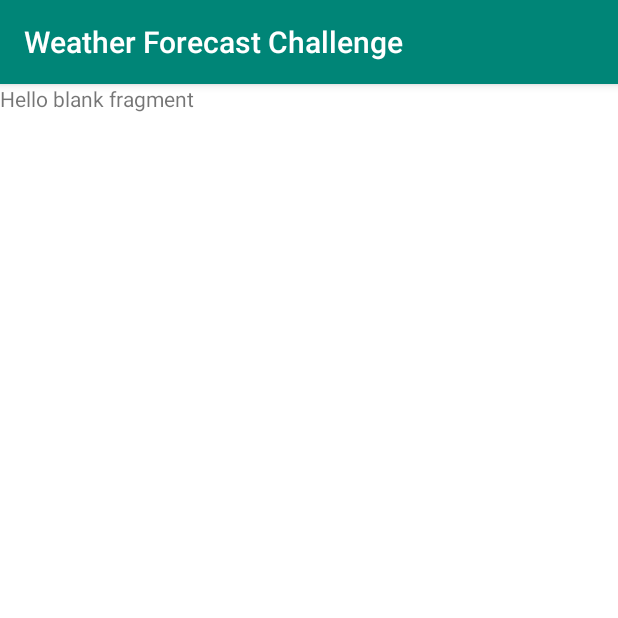
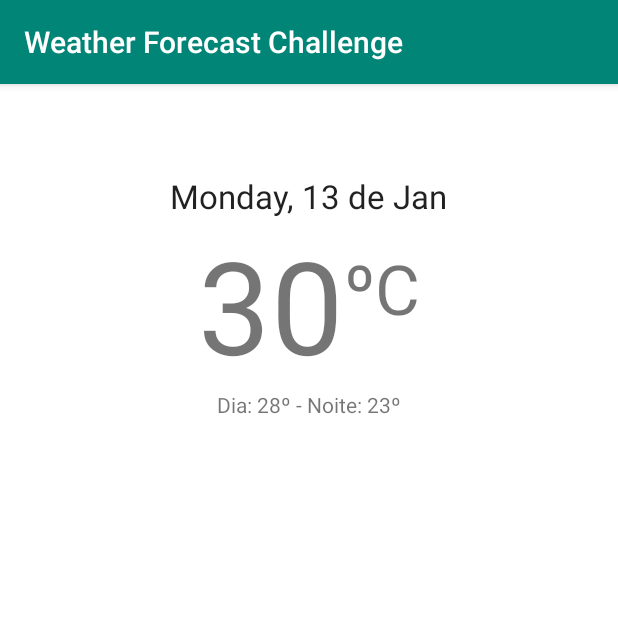
Before and after one commit to claudiooliveira/weatherforecastchallenge, an Android app: the screen it shows after launch (MainActivity), on a phone screen of 412 x 824 dp, the top half of it. Run offline under Robolectric (Android 15) with nearby library versions, the phone set to English and light mode, and no system bars; our stand-ins replace RxJava; network calls fail; 4 statements that could not run were skipped.

Commit message:
wip(forecast): I added HomeView and now we can view the data returned from the API

```diff
--- a/app/src/main/java/com/example/weatherforecastchallenge/api/InterfaceAPI.kt
+++ b/app/src/main/java/com/example/weatherforecastchallenge/api/InterfaceAPI.kt
@@ -13,7 +13,8 @@ interface InterfaceAPI {
         @Path("lat") lat : Double,
         @Path("lng") lng : Double,
         @Query("lang") lang : String,
-        @Query("exclude") exclude : String
+        @Query("exclude") exclude : String,
+        @Query("units") units : String = "si"
     ) : Single<WeatherModel>
 
 }
--- a/app/src/main/java/com/example/weatherforecastchallenge/home/HomeConfigurator.kt
+++ b/app/src/main/java/com/example/weatherforecastchallenge/home/HomeConfigurator.kt
@@ -1,5 +1,6 @@
 package com.example.weatherforecastchallenge.home
 
+import android.view.View
 import java.lang.ref.WeakReference
 
 
--- a/app/src/main/java/com/example/weatherforecastchallenge/home/HomeFragment.kt
+++ b/app/src/main/java/com/example/weatherforecastchallenge/home/HomeFragment.kt
@@ -1,20 +1,24 @@
 package com.example.weatherforecastchallenge.home
 
 
+import android.content.Context
 import android.os.Bundle
 import android.support.v4.app.Fragment
+import android.support.v7.widget.LinearLayoutManager
+import android.support.v7.widget.RecyclerView
 import android.util.Log
 import android.view.LayoutInflater
 import android.view.View
 import android.view.ViewGroup
+import android.widget.LinearLayout
+import android.widget.TextView
 
 import com.example.weatherforecastchallenge.R
+import com.example.weatherforecastchallenge.utils.DateUtils
+import com.example.weatherforecastchallenge.weather.WeatherDataModel
 import com.example.weatherforecastchallenge.weather.WeatherModel
-
-// TODO: Rename parameter arguments, choose names that match
-// the fragment initialization parameters, e.g. ARG_ITEM_NUMBER
-private const val ARG_PARAM1 = "param1"
-private const val ARG_PARAM2 = "param2"
+import kotlinx.android.synthetic.main.forecast_day_item.view.*
+import java.util.*
 
 /**
  * Created by Claudio Oliveira 10/01/2020
@@ -25,32 +29,106 @@ interface HomeFragmentInput {
     fun displayWeatherData(weatherData : WeatherModel)
 }
 
-class HomeFragment : Fragment(), HomeFragmentInput {
+class HomeFragment : Fragment(), HomeFragmentInput, HomeView {
 
     lateinit var output: HomeInteractorInput
+    lateinit var weatherData : WeatherModel
+    lateinit var txtDegrees : TextView
+    lateinit var txtTitle : TextView
+    lateinit var rvNextDays : RecyclerView
 
     override fun onCreateView(
         inflater: LayoutInflater, container: ViewGroup?,
         savedInstanceState: Bundle?
     ): View? {
-        // Inflate the layout for this fragment
         val view = inflater.inflate(R.layout.fragment_home, container, false)
 
+        //Configure fragment to connect with interactor
         HomeConfigurator.configureFragment(this)
+
+        //Bind views...
+        bindViews(view)
+
+        //Fetch weather data
         fetchData()
 
         return view
     }
 
+    fun bindViews(view : View) {
+        txtDegrees = view.findViewById(R.id.txtDegrees)
+        txtTitle = view.findViewById(R.id.txtTitle)
+        rvNextDays = view.findViewById(R.id.rvNextDays)
+    }
+
     fun fetchData() {
-        // create Request and set the needed input
-        val request = WeatherForecastRequest(-24.0368638,-46.5370516)
-        // Call the output to fetch the data
+        val request = WeatherForecastRequest(-24.0368638, -46.5370516)
         output.fetchWeatherData(context!!, request)
     }
 
     override fun displayWeatherData(weatherData : WeatherModel) {
-        Log.v("testando!!!!", weatherData.daily!!.summary)
+        this.weatherData = weatherData
+
+        //Display current date
+        displayCurrentDate()
+
+        //Display current temperature
+        displayDegrees()
+
+        //Display forecast for next days
+        displayForecastNextDays()
+
     }
 
+    override fun displayCurrentDate() {
+        var weekday = DateUtils.getDateFromFormat(Date(), "EEEE").capitalize()
+        var currentDate = DateUtils.getCurrentDateFromFormat("DD '${resources.getString(R.string.of)}' MMM")
+        txtTitle.text = "${weekday}, ${currentDate}"
+    }
+
+    override fun displayDegrees() {
+        txtDegrees.text = Math.round(weatherData.currently!!.temperature).toString()
+    }
+
+    override fun displayForecastNextDays() {
+        rvNextDays.setHasFixedSize(true)
+        var forecastNextDays = weatherData.daily!!.data
+        rvNextDays.adapter = ForecastNextDaysAdapter(forecastNextDays.drop(1), context!!) //Since the challenge requires displaying the forecast next 7 days, I used list.drop (1) to remove the first item, because the API returns the current day in this array as well.
+        rvNextDays.layoutManager = LinearLayoutManager(context!!, LinearLayout.VERTICAL, false)
+    }
+
+    /*
+    * The adapter required to display the forecast for the coming days.
+    * I decided to create it in here because we will not use it in another situation.
+    **/
+
+    class ForecastNextDaysAdapter(val nextDaysData : List<WeatherDataModel>, val context : Context) : RecyclerView.Adapter<ForecastNextDaysAdapter.ViewHolder>() {
+
+        override fun onCreateViewHolder(parent: ViewGroup, viewType: Int): ViewHolder {
+            val view = LayoutInflater.from(context).inflate(R.layout.forecast_day_item, parent, false)
+            return ViewHolder(view)
+        }
+
+        override fun getItemCount(): Int {
+            return nextDaysData.size
+        }
+
+        override fun onBindViewHolder(holder: ViewHolder, position: Int) {
+            val weatherData = nextDaysData[position]
+            holder?.let {
+                it.bindView(weatherData)
+            }
+        }
+
+        class ViewHolder(itemView: View) : RecyclerView.ViewHolder(itemView) {
+            fun bindView(weatherData: WeatherDataModel) {
+                var weekday = DateUtils.getDateFromFormat(DateUtils.unixTimestampToDate(weatherData.time), "EEEE").capitalize()
+                var date = DateUtils.getDateFromFormat(DateUtils.unixTimestampToDate(weatherData.time), "DD/MM");
+                itemView.txtTemperature.text = "${date} - ${weekday} -  Min. ${Math.round(weatherData.temperatureLow)}ºC - Máx. ${Math.round(weatherData.temperatureHigh)}ºC"
+            }
+        }
+
+    }
+
+
 }
--- a/app/src/main/java/com/example/weatherforecastchallenge/home/HomePresenter.kt
+++ b/app/src/main/java/com/example/weatherforecastchallenge/home/HomePresenter.kt
@@ -1,5 +1,6 @@
 package com.example.weatherforecastchallenge.home
 
+import android.view.View
 import com.example.weatherforecastchallenge.weather.WeatherModel
 import java.lang.ref.WeakReference
 
--- /dev/null
+++ b/app/src/main/java/com/example/weatherforecastchallenge/home/HomeView.kt
@@ -0,0 +1,7 @@
+package com.example.weatherforecastchallenge.home
+
+interface HomeView {
+    fun displayCurrentDate()
+    fun displayDegrees()
+    fun displayForecastNextDays()
+}
--- a/app/src/main/java/com/example/weatherforecastchallenge/utils/Util.kt
+++ b/app/src/main/java/com/example/weatherforecastchallenge/utils/Util.kt
@@ -1,7 +1,9 @@
 package com.example.weatherforecastchallenge.utils
 
+import android.content.Context
 import android.support.v4.app.FragmentTransaction
 import android.support.v7.app.AppCompatActivity
+import com.example.weatherforecastchallenge.R
 
 inline fun AppCompatActivity.transact(action: FragmentTransaction.() -> Unit) {
     supportFragmentManager.beginTransaction().apply {
--- a/app/src/main/java/com/example/weatherforecastchallenge/weather/WeatherWorker.kt
+++ b/app/src/main/java/com/example/weatherforecastchallenge/weather/WeatherWorker.kt
@@ -13,7 +13,7 @@ class WeatherWorker : WeatherWorkerInput {
             latitude,
             longitude,
             "pt",
-            "hourly,flags")
-            .blockingGet()
+            "hourly,flags"
+        ).blockingGet()
     }
 }
--- a/app/src/main/res/layout/fragment_home.xml
+++ b/app/src/main/res/layout/fragment_home.xml
@@ -1,14 +1,70 @@
 <?xml version="1.0" encoding="utf-8"?>
-<FrameLayout xmlns:android="http://schemas.android.com/apk/res/android"
-             xmlns:tools="http://schemas.android.com/tools"
-             android:layout_width="match_parent"
-             android:layout_height="match_parent"
-             tools:context=".home.HomeFragment">
+<android.support.constraint.ConstraintLayout
+    xmlns:android="http://schemas.android.com/apk/res/android"
+    xmlns:app="http://schemas.android.com/apk/res-auto"
+    xmlns:tools="http://schemas.android.com/tools"
+    android:layout_width="match_parent"
+    android:layout_height="match_parent"
+    tools:context=".home.HomeFragment"
+    android:id="@+id/homeContraintLayout">
 
-    <!-- TODO: Update blank fragment layout -->
+
     <TextView
-            android:layout_width="match_parent"
-            android:layout_height="match_parent"
-            android:text="@string/hello_blank_fragment"/>
+        android:text="Forecast"
+        android:layout_width="wrap_content"
+        android:layout_height="wrap_content"
+        android:id="@+id/txtTitle"
+        app:layout_constraintLeft_toLeftOf="parent"
+        app:layout_constraintRight_toRightOf="parent"
+        app:layout_constraintTop_toTopOf="parent"
+        android:layout_marginTop="60dp"
+        android:textAppearance="@style/TextAppearance.AppCompat.Large"/>
 
-</FrameLayout>
+    <LinearLayout
+            android:layout_width="wrap_content"
+            android:layout_height="wrap_content"
+            android:orientation="horizontal"
+            app:layout_constraintTop_toBottomOf="@+id/txtTitle"
+            app:layout_constraintLeft_toLeftOf="parent"
+            app:layout_constraintRight_toRightOf="parent"
+            android:gravity="fill_vertical"
+            android:id="@+id/linearLayout">
+
+        <TextView
+                android:text="30"
+                android:layout_width="wrap_content"
+                android:layout_height="wrap_content"
+                android:id="@+id/txtDegrees"
+                android:textSize="86sp"/>
+
+        <TextView
+                android:text="ºC"
+                android:layout_width="wrap_content"
+                android:layout_height="wrap_content"
+                android:id="@+id/txtCelsius"
+                android:paddingTop="16dp"
+                android:textSize="46sp"/>
+
+    </LinearLayout>
+
+    <TextView
+        android:text="Dia: 28º - Noite: 23º"
+        android:layout_width="wrap_content"
+        android:layout_height="wrap_content"
+        app:layout_constraintTop_toBottomOf="@+id/linearLayout"
+        app:layout_constraintLeft_toLeftOf="parent"
+        app:layout_constraintRight_toRightOf="parent"
+        android:id="@+id/textView3"/>
+
+    <android.support.v7.widget.RecyclerView
+        android:id="@+id/rvNextDays"
+        android:layout_width="match_parent"
+        android:layout_height="0dp"
+        app:layout_behavior="@string/appbar_scrolling_view_behavior"
+        app:layout_constraintTop_toBottomOf="@+id/textView3"
+        app:layout_constraintLeft_toLeftOf="parent"
+        app:layout_constraintRight_toRightOf="parent"
+        app:layout_constraintBottom_toBottomOf="parent"
+        android:layout_marginTop="16dp"/>
+
+</android.support.constraint.ConstraintLayout>
--- a/app/src/main/res/values/strings.xml
+++ b/app/src/main/res/values/strings.xml
@@ -3,4 +3,7 @@
 
     <!-- TODO: Remove or change this placeholder text -->
     <string name="hello_blank_fragment">Hello blank fragment</string>
+
+    <string name="of">de</string>
+
 </resources>
```
Also changed, not shown: app/src/main/java/com/example/weatherforecastchallenge/utils/DateUtils.kt (+19 -56 lines), app/src/main/java/com/example/weatherforecastchallenge/weather/WeatherModel.kt (+7 -2 lines), app/src/main/res/layout/forecast_day_item.xml (added, +14 -0 lines), 1 other file.
